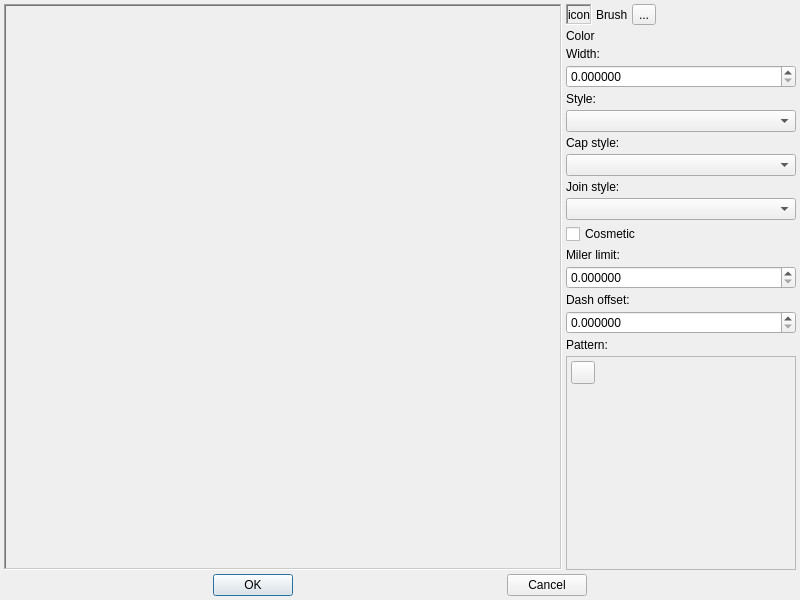
Above: src/property/dialogs/peneditdialog.ui from Gris87/ObjectController before the change. Below: the same form after it.
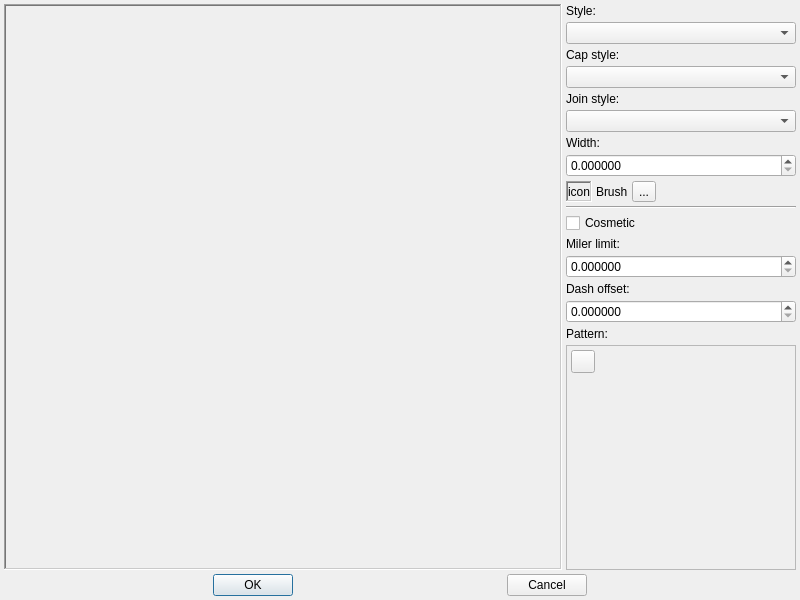
That is the form after the change. Icons and pictures are not drawn.

Commit message: Changed order of items for Pen and removed color

What changed in the file:
```diff
--- a/src/property/dialogs/peneditdialog.ui
+++ b/src/property/dialogs/peneditdialog.ui
@@ -86,6 +86,56 @@
         <property name="margin">
          <number>0</number>
         </property>
+        <item>
+         <widget class="QLabel" name="styleLabel">
+          <property name="text">
+           <string>Style:</string>
+          </property>
+         </widget>
+        </item>
+        <item>
+         <widget class="QComboBox" name="styleComboBox"/>
+        </item>
+        <item>
+         <widget class="QLabel" name="capStyleLabel">
+          <property name="text">
+           <string>Cap style:</string>
+          </property>
+         </widget>
+        </item>
+        <item>
+         <widget class="QComboBox" name="capStyleComboBox"/>
+        </item>
+        <item>
+         <widget class="QLabel" name="joinStyleLabel">
+          <property name="text">
+           <string>Join style:</string>
+          </property>
+         </widget>
+        </item>
+        <item>
+         <widget class="QComboBox" name="joinStyleComboBox"/>
+        </item>
+        <item>
+         <widget class="QLabel" name="widthLabel">
+          <property name="text">
+           <string>Width:</string>
+          </property>
+         </widget>
+        </item>
+        <item>
+         <widget class="QDoubleSpinBox" name="widthSpinBox">
+          <property name="decimals">
+           <number>6</number>
+          </property>
+          <property name="maximum">
+           <double>2147483647.000000000000000</double>
+          </property>
+          <property name="singleStep">
+           <double>0.100000000000000</double>
+          </property>
+         </widget>
+        </item>
         <item>
          <layout class="QHBoxLayout" name="horizontalLayout_3">
           <property name="spacing">
@@ -146,72 +196,12 @@
          </layout>
         </item>
         <item>
-         <layout class="QHBoxLayout" name="colorLayout">
-          <property name="spacing">
-           <number>4</number>
+         <widget class="Line" name="line">
+          <property name="orientation">
+           <enum>Qt::Horizontal</enum>
           </property>
-          <property name="topMargin">
-           <number>0</number>
-          </property>
-          <item>
-           <widget class="QLabel" name="colorLabel">
-            <property name="text">
-             <string>Color</string>
-            </property>
-           </widget>
-          </item>
-         </layout>
-        </item>
-        <item>
-         <widget class="QLabel" name="widthLabel">
-          <property name="text">
-           <string>Width:</string>
-          </property>
          </widget>
         </item>
-        <item>
-         <widget class="QDoubleSpinBox" name="widthSpinBox">
-          <property name="decimals">
-           <number>6</number>
-          </property>
-          <property name="maximum">
-           <double>2147483647.000000000000000</double>
-          </property>
-          <property name="singleStep">
-           <double>0.100000000000000</double>
-          </property>
-         </widget>
-        </item>
-        <item>
-         <widget class="QLabel" name="styleLabel">
-          <property name="text">
-           <string>Style:</string>
-          </property>
-         </widget>
-        </item>
-        <item>
-         <widget class="QComboBox" name="styleComboBox"/>
-        </item>
-        <item>
-         <widget class="QLabel" name="capStyleLabel">
-          <property name="text">
-           <string>Cap style:</string>
-          </property>
-         </widget>
-        </item>
-        <item>
-         <widget class="QComboBox" name="capStyleComboBox"/>
-        </item>
-        <item>
-         <widget class="QLabel" name="joinStyleLabel">
-          <property name="text">
-           <string>Join style:</string>
-          </property>
-         </widget>
-        </item>
-        <item>
-         <widget class="QComboBox" name="joinStyleComboBox"/>
-        </item>
         <item>
          <widget class="QCheckBox" name="cosmeticCheckBox">
           <property name="text">
@@ -277,7 +267,7 @@
              <x>0</x>
              <y>0</y>
              <width>228</width>
-             <height>230</height>
+             <height>242</height>
             </rect>
            </property>
            <layout class="QVBoxLayout" name="verticalLayout">
```
The commit also changes 4 other files.
